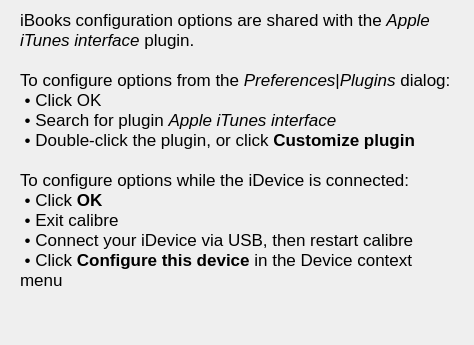
Qt form widgets/ibooks.ui (Philantrop/calibre-ios-reader-applications) before a commit.
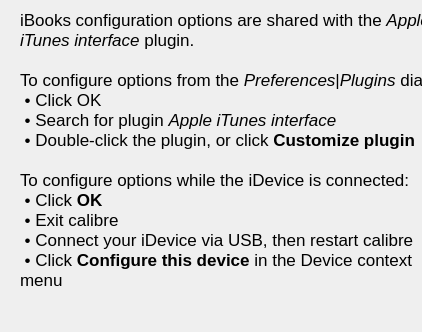
The same form after that commit.

Commit message: Updated panel sizes to 422x332.

Patch:
```diff
--- a/widgets/ibooks.ui
+++ b/widgets/ibooks.ui
@@ -6,8 +6,8 @@
    <rect>
     <x>0</x>
     <y>0</y>
-    <width>474</width>
-    <height>345</height>
+    <width>422</width>
+    <height>332</height>
    </rect>
   </property>
   <property name="windowTitle">
```
The commit also changes 2 other files.
